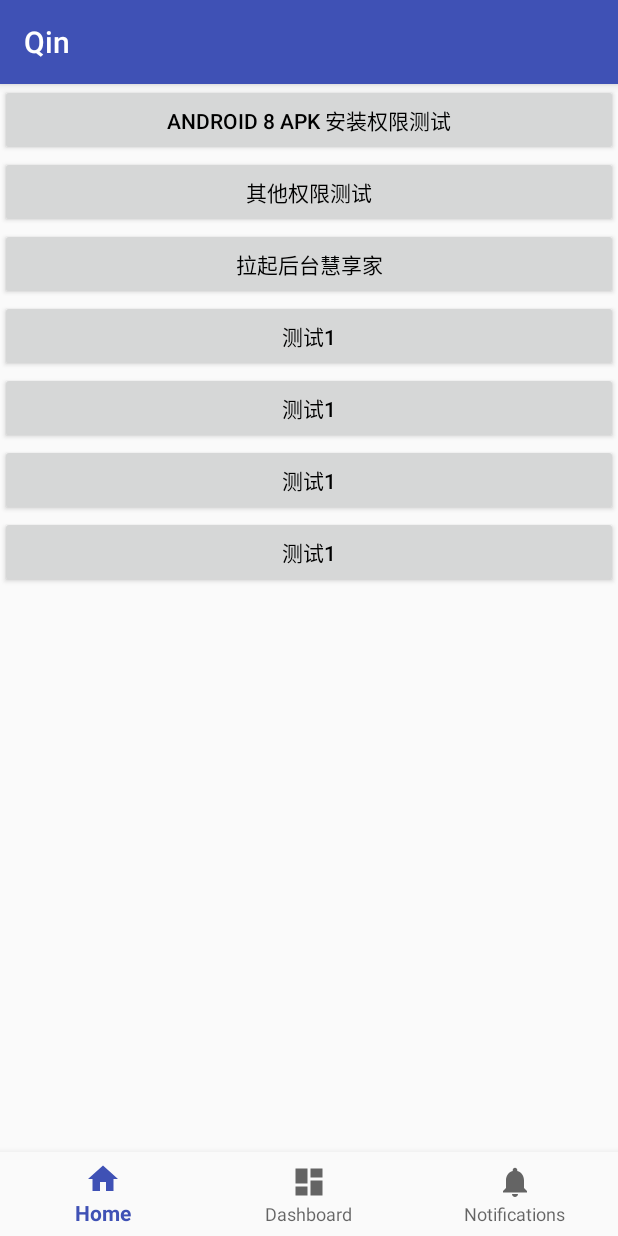
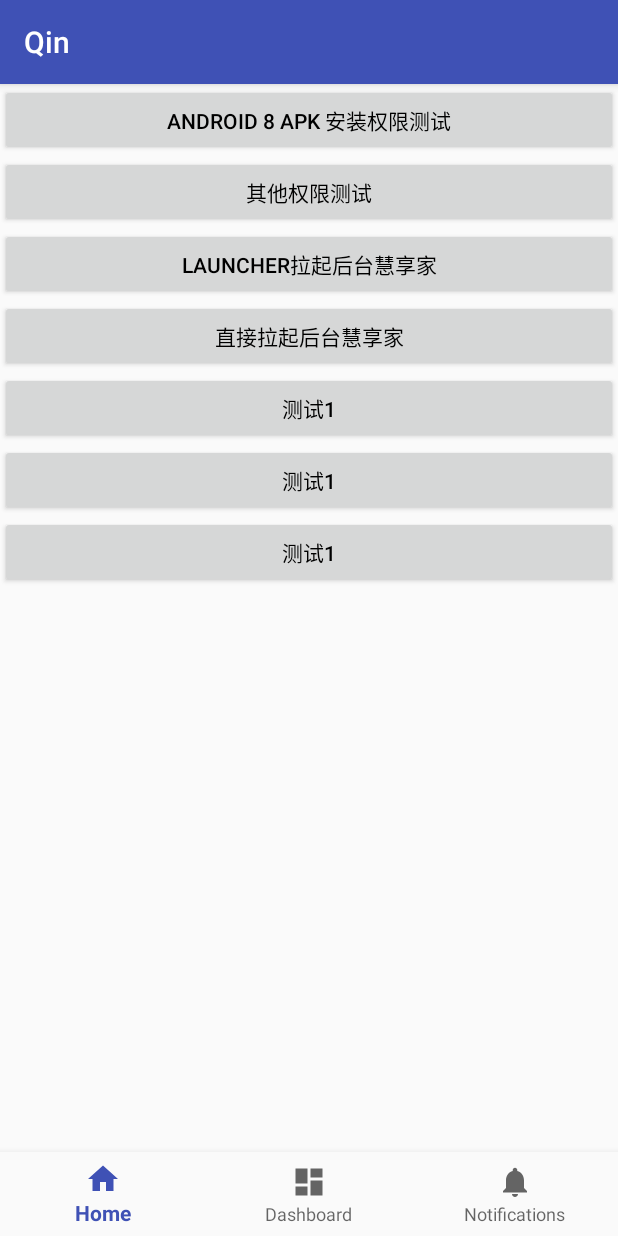
Before and after one commit to wyntonchin/QinUtil, an Android app: the screen it shows after launch (MainActivity), on a phone screen of 412 x 824 dp. Run offline under Robolectric (Android 15) with nearby library versions, the light colour scheme and no system bars; libraries missing offline, so code that uses them is left out: com.facebook.stetho, com.squareup.leakcanary; 2 statements that could not run were skipped.

Commit message:
上传可以返回的跳转

```diff
--- a/app/src/main/res/layout/fragment_one.xml
+++ b/app/src/main/res/layout/fragment_one.xml
@@ -26,13 +26,13 @@
             android:id="@+id/test3"
             android:layout_width="match_parent"
             android:layout_height="wrap_content"
-            android:text="拉起后台慧享家"
+            android:text="launcher拉起后台慧享家"
             android:textColor="@android:color/black"/>
         <Button
             android:id="@+id/test4"
             android:layout_width="match_parent"
             android:layout_height="wrap_content"
-            android:text="测试1"
+            android:text="直接拉起后台慧享家"
             android:textColor="@android:color/black"/>
         <Button
             android:id="@+id/test5"
```
Also changed, not shown: app/src/main/java/com/android/qin/OneFragment.java (+9 -0 lines).
